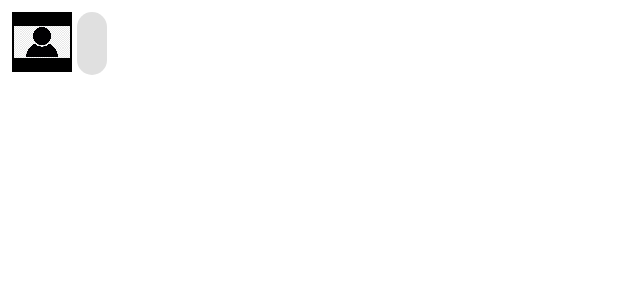
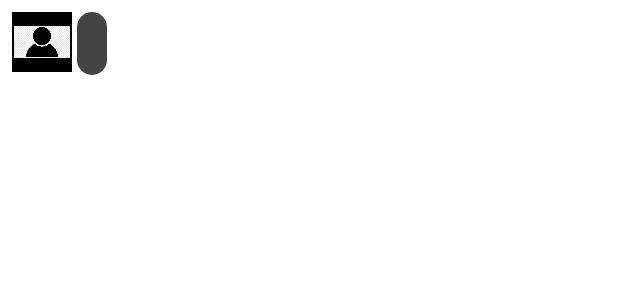
Before and after one commit to whxwhx04/MAD_Project, an Android app: the layout chat_message_received.xml on its own in the app's theme, with its tools: preview values and no code run, on a phone screen of 412 x 824 dp. Shown: the top 300 px of the screen. Run offline under Robolectric (Android 15) with nearby library versions, the phone set to English and light mode, and no system bars; Roboto replaces fonts that are not available here.

Commit message:
New Drawable

```diff
--- a/app/src/main/res/drawable/bg_message_received.xml
+++ b/app/src/main/res/drawable/bg_message_received.xml
@@ -1,5 +1,5 @@
 <shape xmlns:android="http://schemas.android.com/apk/res/android">
-    <solid android:color="#E0E0E0"/>
+    <solid android:color="#444444"/>
     <corners android:radius="12dp"/>
     <padding android:left="12dp" android:right="12dp" android:top="8dp" android:bottom="8dp"/>
 </shape>
```
